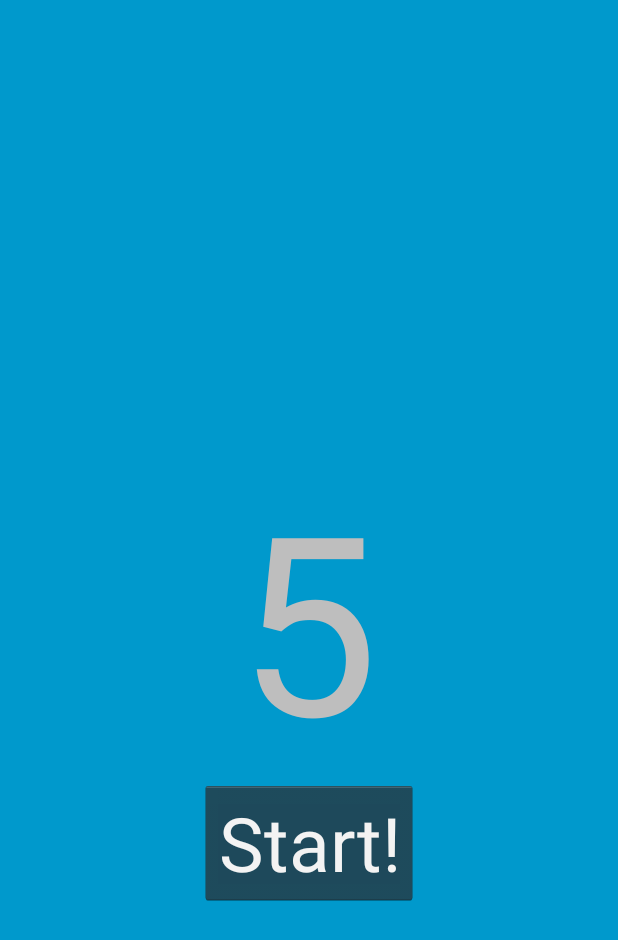
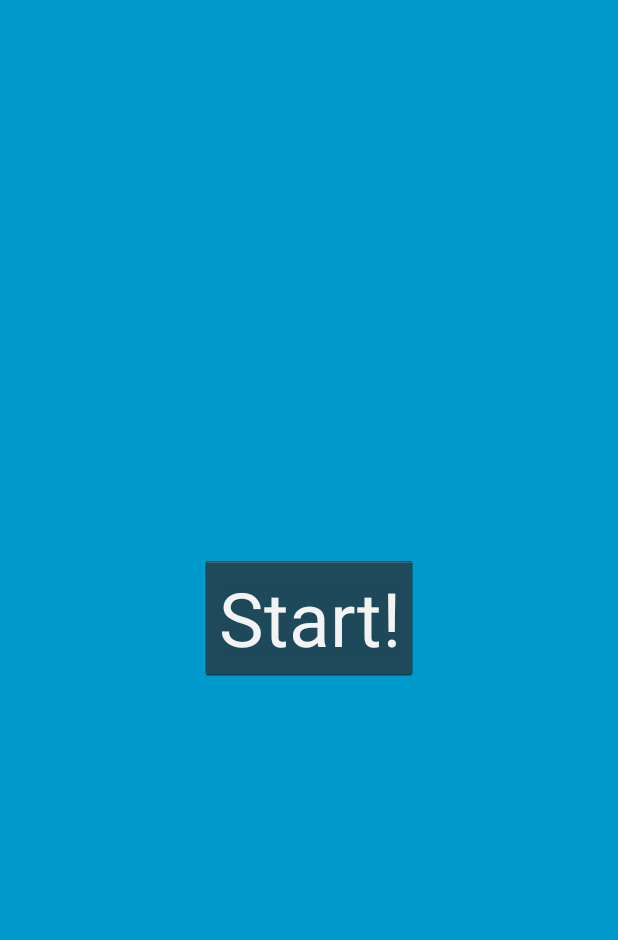
Before and after one commit to KwikThinker/KwikThinker, an Android app: the GameMode screen opened directly, with no data from a screen before it, on a phone screen of 412 x 824 dp. Shown: the top 940 px of the screen. Run offline under Robolectric (Android 15) with nearby library versions, the light colour scheme and no system bars.

Commit message:
design of endless mode is done, implementing swipe next

```diff
--- a/mobile/src/main/res/layout/activity_game_mode.xml
+++ b/mobile/src/main/res/layout/activity_game_mode.xml
@@ -22,7 +22,6 @@
         android:layout_width="wrap_content"
         android:layout_height="wrap_content"
         android:textSize="250px"
-        android:text="@string/endless_mode_countdown"
         android:id="@+id/countdownTV"
         android:layout_gravity="center"
         android:gravity="center" />
@@ -43,7 +42,6 @@
         android:textSize="50dp"
         android:id="@+id/start_em_countdown"
         android:layout_gravity="center"
-        android:layout_marginTop="150dp"
         android:onClick="onStartClick"/>
 
     <ProgressBar
@@ -56,4 +54,10 @@
         android:layout_gravity="center_horizontal|top"
         android:layout_marginTop="50dp" />
 
+    <ImageView
+        android:layout_width="wrap_content"
+        android:layout_height="wrap_content"
+        android:id="@+id/imageView"
+        android:layout_gravity="center_horizontal|bottom" />
+
 </FrameLayout>
```
Also changed, not shown: mobile/src/main/java/com/css/kwikthinker/GameMode.java (+16 -6 lines).
